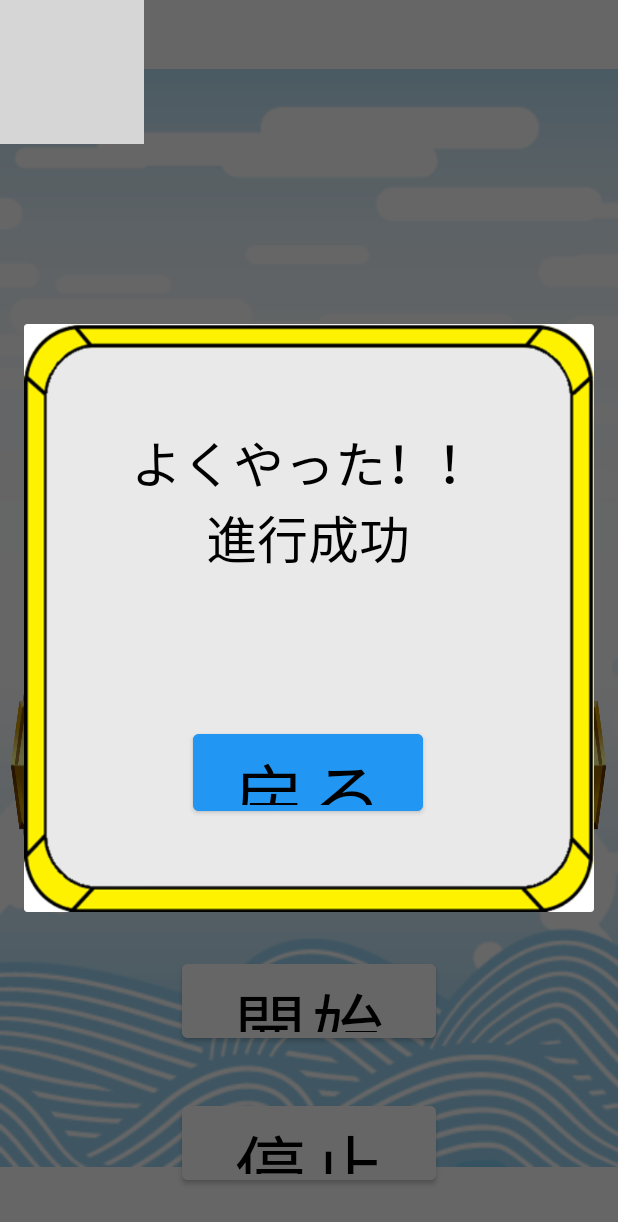
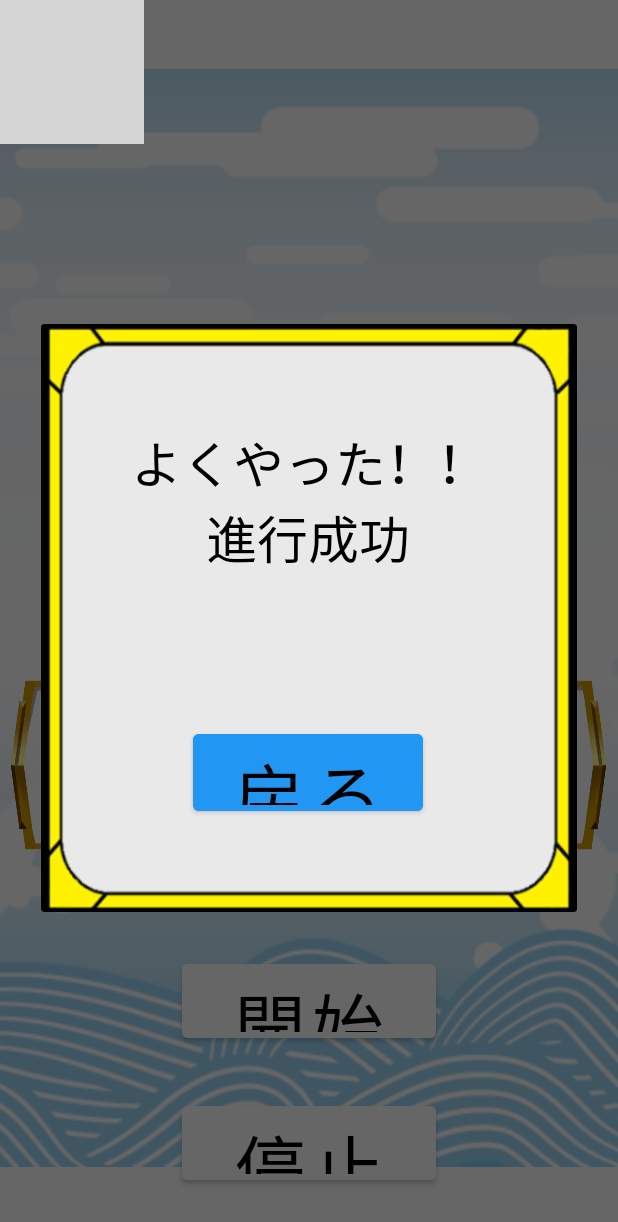
Before and after one commit to namiakanot/AndroidProject, an Android app: the fragment Attack_popFragment placed in its activity, on a phone screen of 412 x 824 dp. Shown: the top 1222 px of the screen. Run offline under Robolectric (Android 15) with nearby library versions, the phone set to English and light mode, and no system bars; 2 statements that could not run were skipped; grey boxes are pictures that could not be loaded.

Commit message:
手直し

```diff
--- a/app/src/main/java/com/example/sotsukenappproject/MainActivity.kt
+++ b/app/src/main/java/com/example/sotsukenappproject/MainActivity.kt
@@ -36,11 +36,11 @@ class MainActivity : AppCompatActivity() {
                 }
             }
         }
-        if(player == null) {
+        //if(player == null) {
             player = MediaPlayer.create(this, R.raw.sora)
             player.isLooping = true
             player.start()
-        }
+        //}
     }
     override fun onResume(){
         super.onResume()
--- a/app/src/main/res/layout/fragment_attack_pop.xml
+++ b/app/src/main/res/layout/fragment_attack_pop.xml
@@ -14,16 +14,17 @@
         android:layout_height="392dp">
 
         <ImageView
-            android:id="@+id/imageView9"
-            android:layout_width="wrap_content"
-            android:layout_height="wrap_content"
+            android:id="@+id/imageView11"
+            android:layout_width="357dp"
+            android:layout_height="397dp"
             android:scaleType="fitXY"
-            android:src="@drawable/pop"
+            android:src="@drawable/popsquare"
             app:layout_constraintBottom_toBottomOf="parent"
             app:layout_constraintEnd_toEndOf="parent"
+            app:layout_constraintHorizontal_bias="0.487"
             app:layout_constraintStart_toStartOf="parent"
             app:layout_constraintTop_toTopOf="parent"
-            app:layout_constraintVertical_bias="0.47" />
+            app:layout_constraintVertical_bias="0.384" />
 
         <TextView
             android:id="@+id/textView22"
--- a/app/src/main/res/layout/fragment_camp_pop.xml
+++ b/app/src/main/res/layout/fragment_camp_pop.xml
@@ -15,7 +15,7 @@
             android:id="@+id/imageView9"
             android:layout_width="411dp"
             android:layout_height="412dp"
-            android:src="@drawable/pop"
+            android:src="@drawable/popsquare"
             app:layout_constraintBottom_toBottomOf="parent"
             app:layout_constraintEnd_toEndOf="parent"
             app:layout_constraintHorizontal_bias="1.0"
--- a/app/src/main/res/layout/fragment_checkpop.xml
+++ b/app/src/main/res/layout/fragment_checkpop.xml
@@ -16,7 +16,7 @@
             android:layout_width="352dp"
             android:layout_height="352dp"
             android:backgroundTint="@color/none"
-            android:src="@drawable/pop"
+            android:src="@drawable/popsquare"
             app:layout_constraintBottom_toBottomOf="parent"
             app:layout_constraintEnd_toEndOf="parent"
             app:layout_constraintStart_toStartOf="parent"
--- a/app/src/main/res/layout/fragment_checkpop2.xml
+++ b/app/src/main/res/layout/fragment_checkpop2.xml
@@ -17,7 +17,7 @@
             android:layout_width="354dp"
             android:layout_height="350dp"
             android:backgroundTint="@color/none"
-            android:src="@drawable/pop"
+            android:src="@drawable/popsquare"
             app:layout_constraintBottom_toBottomOf="parent"
             app:layout_constraintEnd_toEndOf="parent"
             app:layout_constraintStart_toStartOf="parent"
--- a/app/src/main/res/layout/fragment_name.xml
+++ b/app/src/main/res/layout/fragment_name.xml
@@ -16,7 +16,7 @@
             android:id="@+id/imageView9"
             android:layout_width="match_parent"
             android:layout_height="match_parent"
-            android:src="@drawable/pop"
+            android:src="@drawable/popsquare"
             app:layout_constraintBottom_toBottomOf="parent"
             app:layout_constraintEnd_toEndOf="parent"
             app:layout_constraintStart_toStartOf="parent"
--- a/app/src/main/res/layout/fragment_pop.xml
+++ b/app/src/main/res/layout/fragment_pop.xml
@@ -14,7 +14,7 @@
             android:id="@+id/imageView5"
             android:layout_width="297dp"
             android:layout_height="301dp"
-            android:src="@drawable/pop"
+            android:src="@drawable/popsquare"
             app:layout_constraintBottom_toBottomOf="parent"
             app:layout_constraintEnd_toEndOf="parent"
             app:layout_constraintStart_toStartOf="parent"
```
Also changed, not shown: app/src/main/res/drawable/popsquare.png (added).
